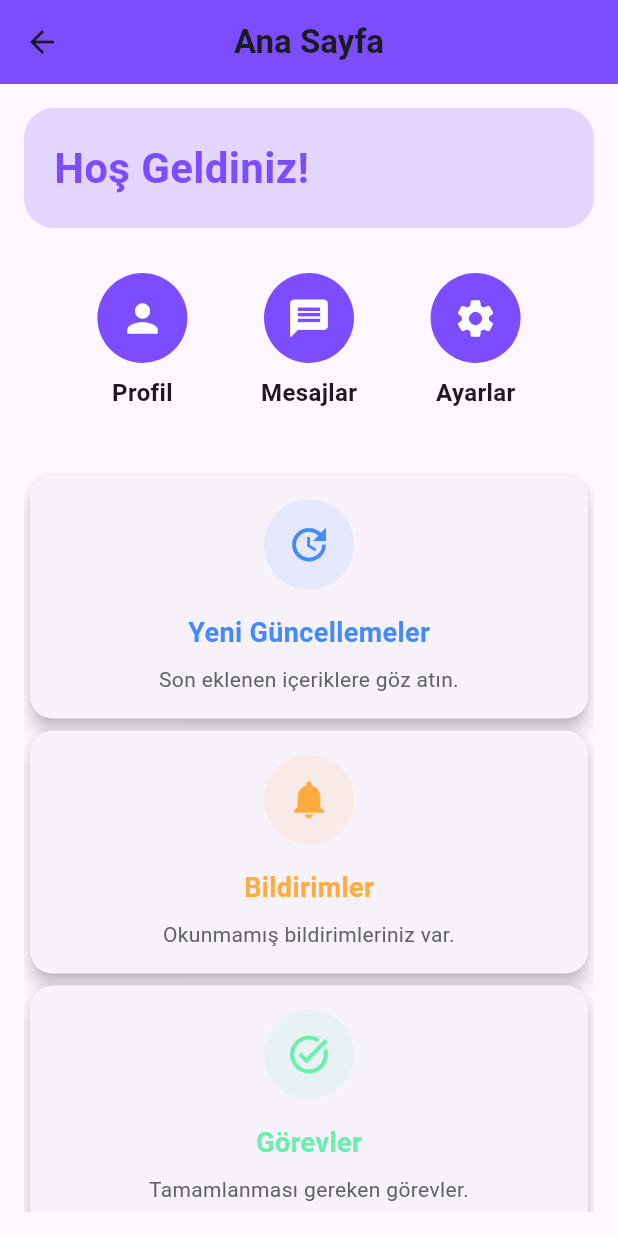
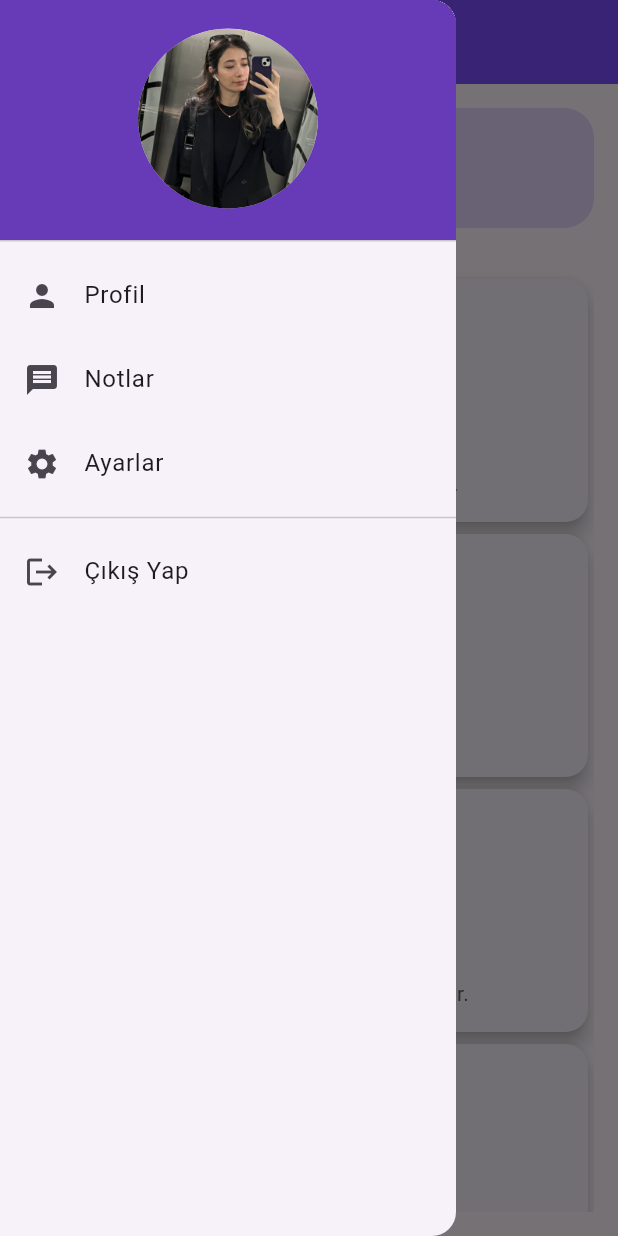
Before and after one commit to 1bilgisiz/Note-App, a Flutter app: the Homepage screen opened directly, with the side drawer open (before the commit the screen has no drawer), on a phone screen of 412 x 824 dp. Run offline on Flutter 3.47's test engine with Material 3 defaults, Android fonts, the phone set to English and light mode, and no system bars.

Commit message:
drawer mneu add

```diff
--- /dev/null
+++ b/lib/DrawerMenu.dart
@@ -0,0 +1,80 @@
+import 'package:flutter/material.dart';
+import 'package:hash_code_app/LogInPage.dart';
+import 'package:hash_code_app/MessagePage.dart';
+import 'package:hash_code_app/ProfilePage.dart';
+import 'package:hash_code_app/Settings.dart';
+
+class DrawermenuPage extends StatelessWidget {
+  const DrawermenuPage({super.key});
+
+  @override
+  Widget build(BuildContext context) {
+    return Drawer(
+      child: ListView(
+        padding: EdgeInsets.zero,
+        children: <Widget>[
+          const DrawerHeader(
+            decoration: BoxDecoration(
+              color: Colors.deepPurple,
+            ),
+            child: Column(
+              mainAxisAlignment: MainAxisAlignment.center,
+              children: [
+                CircleAvatar(
+                  radius: 60,
+                  backgroundImage: AssetImage('assets/images/profile.jpg'),
+                ),
+                SizedBox(height: 10),
+              ],
+            ),
+          ),
+          ListTile(
+            leading: const Icon(Icons.person),
+            title: const Text('Profil'),
+            onTap: () {
+              Navigator.push(
+                context,
+                MaterialPageRoute(
+                  builder: (context) => const Profilepage(),
+                ),
+              );
+            },
+          ),
+          ListTile(
+            leading: const Icon(Icons.message),
+            title: const Text('Notlar'),
+            onTap: () {
+              Navigator.push(
+                context,
+                MaterialPageRoute(
+                  builder: (context) => const MessagePage(),
+                ),
+              );
+            },
+          ),
+          ListTile(
+            leading: const Icon(Icons.settings),
+            title: const Text('Ayarlar'),
+            onTap: () {
+              Navigator.push(
+                context,
+                MaterialPageRoute(
+                  builder: (context) => const SettingsPage(),
+                ),
+              );
+            },
+          ),
+          const Divider(),
+          ListTile(
+            leading: const Icon(Icons.logout),
+            title: const Text('Çıkış Yap'),
+            onTap: () {
+              Navigator.push(context,
+                  MaterialPageRoute(builder: (context) => const LoginPage()));
+            },
+          ),
+        ],
+      ),
+    );
+  }
+}
--- a/lib/HomePage.dart
+++ b/lib/HomePage.dart
@@ -1,7 +1,5 @@
 import 'package:flutter/material.dart';
-import 'package:hash_code_app/MessagePage.dart';
-import 'package:hash_code_app/ProfilePage.dart';
-import 'package:hash_code_app/Settings.dart';
+import 'package:hash_code_app/DrawerMenu.dart';
 
 class Homepage extends StatelessWidget {
   const Homepage({super.key});
@@ -17,12 +15,12 @@ class Homepage extends StatelessWidget {
         centerTitle: true,
         backgroundColor: Colors.deepPurpleAccent,
       ),
+      drawer: const DrawermenuPage(),
       body: Padding(
         padding: const EdgeInsets.all(16.0),
         child: Column(
           crossAxisAlignment: CrossAxisAlignment.start,
           children: [
-            // Welcome banner
             Container(
               width: double.infinity,
               padding: const EdgeInsets.all(20.0),
@@ -40,47 +38,6 @@ class Homepage extends StatelessWidget {
               ),
             ),
             const SizedBox(height: 30),
-
-            // Button Section
-            Row(
-              mainAxisAlignment: MainAxisAlignment.spaceEvenly,
-              children: [
-                _buildIconButton(
-                  icon: Icons.person,
-                  label: "Profil",
-                  onTap: () {
-                    Navigator.push(
-                        context,
-                        MaterialPageRoute(
-                            builder: (context) => const Profilepage()));
-                  },
-                ),
-                _buildIconButton(
-                  icon: Icons.message,
-                  label: "Mesajlar",
-                  onTap: () {
-                    Navigator.push(
-                        context,
-                        MaterialPageRoute(
-                            builder: (context) => const MessagePage()));
-                  },
-                ),
-                _buildIconButton(
-                  icon: Icons.settings,
-                  label: "Ayarlar",
-                  onTap: () {
-                    Navigator.push(
-                        context,
-                        MaterialPageRoute(
-                            builder: (context) => const SettingsPage()));
-                  },
-                ),
-              ],
-            ),
-
-            const SizedBox(height: 40),
-
-            // Info Cards Section using Flexible
             Expanded(
               child: ListView(
                 children: [
@@ -117,35 +74,6 @@ class Homepage extends StatelessWidget {
     );
   }
 
-  // Custom Icon Button
-  Widget _buildIconButton(
-      {required IconData icon,
-      required String label,
-      required VoidCallback onTap}) {
-    return GestureDetector(
-      onTap: onTap,
-      child: Column(
-        children: [
-          CircleAvatar(
-            radius: 30,
-            backgroundColor: Colors.deepPurpleAccent,
-            child: Icon(
-              icon,
-              size: 30,
-              color: Colors.white,
-            ),
-          ),
-          const SizedBox(height: 8),
-          Text(
-            label,
-            style: const TextStyle(fontSize: 16, fontWeight: FontWeight.bold),
-          ),
-        ],
-      ),
-    );
-  }
-
-  // Custom Info Card with Flexible height
   Widget _buildInfoCard(
       {required String title,
       required String content,
--- a/lib/LogInPage.dart
+++ b/lib/LogInPage.dart
@@ -37,7 +37,7 @@ class LoginPage extends StatelessWidget {
                       style: TextStyle(
                         fontSize: 45,
                         fontWeight: FontWeight.bold,
-                        color: Colors.grey,
+                        color: Colors.white,
                       ),
                     ),
                     const SizedBox(height: 20),
@@ -59,7 +59,7 @@ class LoginPage extends StatelessWidget {
                       ),
                       keyboardType: TextInputType.emailAddress,
                       style: const TextStyle(
-                        color: Colors.white,
+                        color: Colors.deepPurple,
                         fontWeight: FontWeight.bold,
                       ),
                     ),
@@ -82,7 +82,7 @@ class LoginPage extends StatelessWidget {
                       ),
                       obscureText: true,
                       style: const TextStyle(
-                        color: Colors.grey,
+                        color: Colors.deepPurple,
                         fontWeight: FontWeight.bold,
                       ),
                     ),
@@ -142,11 +142,11 @@ class LoginPage extends StatelessWidget {
                         );
                       },
                       child: const Text(
-                        'Hesabınız yok mu? Kayıt Olun!',
+                        'Hesabınız yok mu? Kayıt Ol.',
                         style: TextStyle(
                           fontSize: 24,
                           fontWeight: FontWeight.bold,
-                          color: Colors.grey,
+                          color: Colors.white,
                         ),
                       ),
                     ),
```
